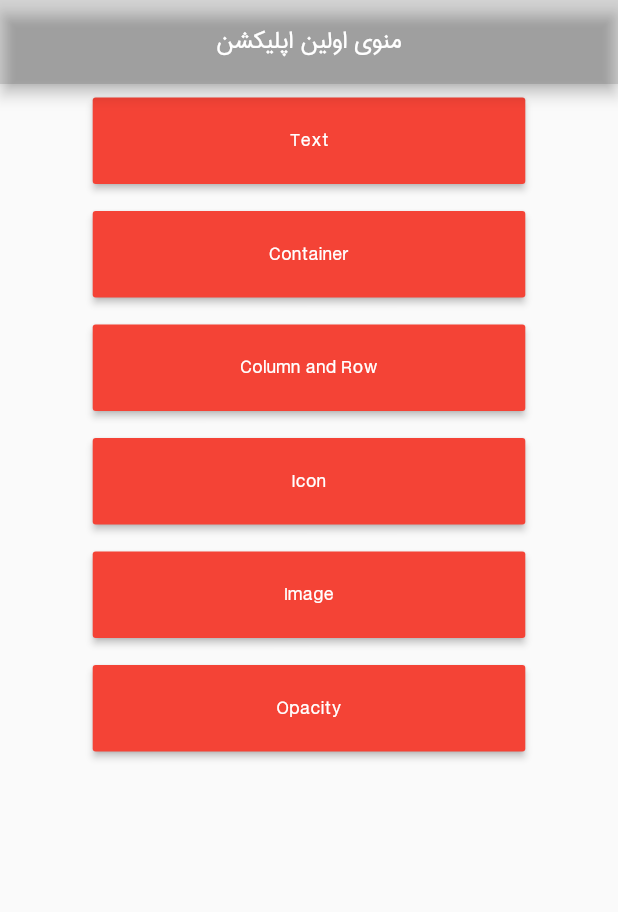
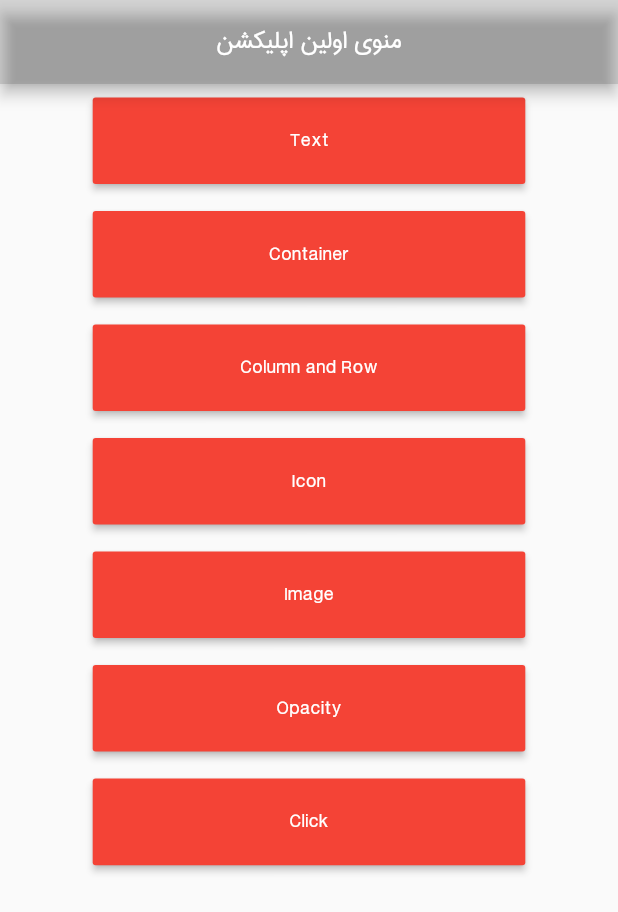
Before and after one commit to MKarimi21/FlutterDartCourse-Seraj, a Flutter app: the screen it shows after launch, on a phone screen of 412 x 824 dp. Shown: the top 912 px of the screen. Run offline on Flutter 3.47's test engine with Material 2 defaults, Android fonts, the phone set to English and light mode, and no system bars.

Commit message:
add click widget

```diff
--- a/section05rev02/lib/main.dart
+++ b/section05rev02/lib/main.dart
@@ -1,4 +1,5 @@
 import 'package:flutter/material.dart';
+import 'package:section05rev02/widgets/click_widget.dart';
 import 'package:section05rev02/widgets/container_widget.dart';
 import 'package:section05rev02/widgets/icon_widget.dart';
 import 'package:section05rev02/widgets/image_widget.dart';
@@ -141,6 +142,21 @@ class _HomePageState extends State<HomePage> {
                     style: TextStyle(color: Colors.white),
                   ),
                 )),
+            Container(
+                width: MediaQuery.of(context).size.width * 0.7,
+                height: MediaQuery.of(context).size.height * 0.07,
+                margin: EdgeInsets.symmetric(vertical: 9),
+                child: MaterialButton(
+                  color: Colors.red,
+                  onPressed: () {
+                    Navigator.push(context,
+                        MaterialPageRoute(builder: (builder) => ClickWidget()));
+                  },
+                  child: Text(
+                    "Click",
+                    style: TextStyle(color: Colors.white),
+                  ),
+                )),
           ],
         ),
       ),
```
Also changed, not shown: section05rev02/lib/widgets/click_widget.dart (added, +45 -0 lines).
